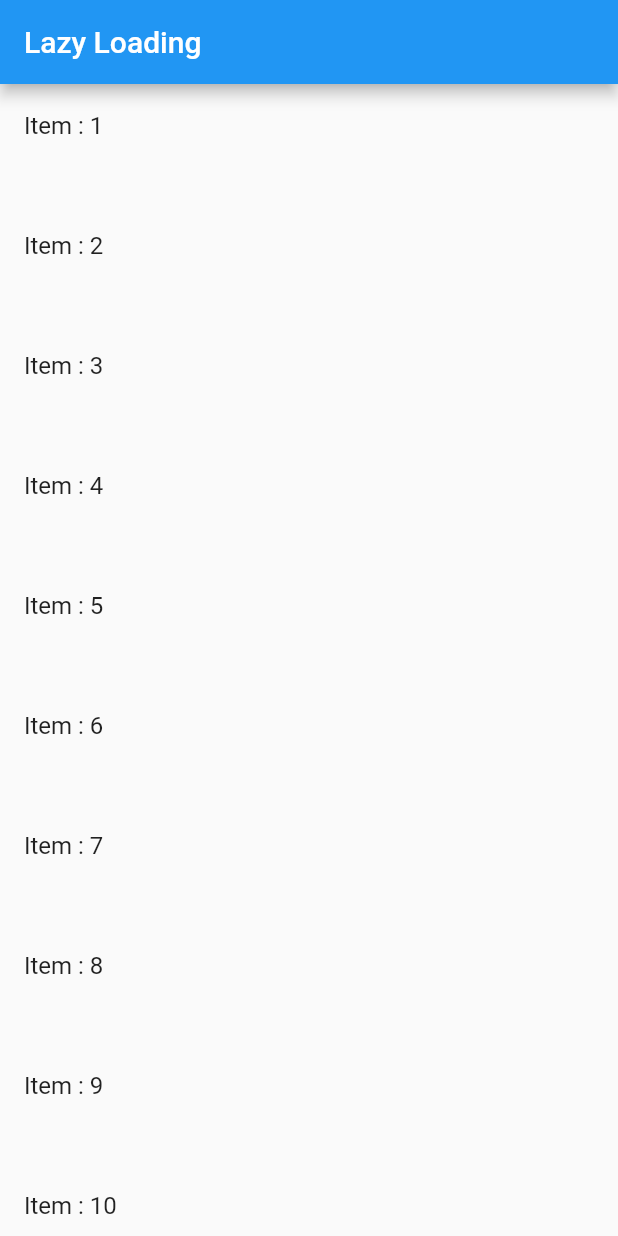
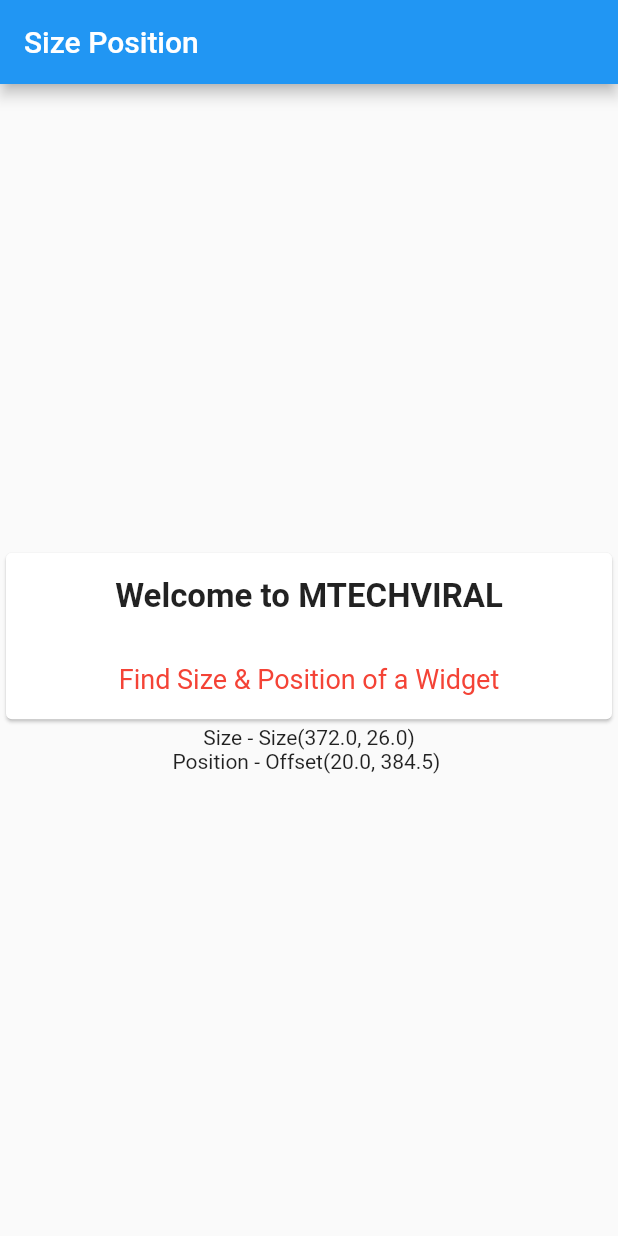
Before and after one commit to iampawan/FlutterUtilsCollection, a Flutter app: the screen it shows after launch, on a phone screen of 412 x 824 dp. Run offline on Flutter 3.47's test engine with Material 2 defaults, Android fonts, the light colour scheme and no system bars.

Commit message:
Get Size & pos of widget

```diff
--- a/lib/main.dart
+++ b/lib/main.dart
@@ -1,6 +1,5 @@
 import 'package:flutter/material.dart';
-
-import 'lazy_loading_page.dart';
+import 'package:flutterutils/size_page.dart';
 
 void main() => runApp(MyApp());
 
@@ -13,7 +12,7 @@
       theme: ThemeData(
         primarySwatch: Colors.blue,
       ),
-      home: LazyLoadingPage(),
+      home: SizePositionPage(),
     );
   }
 }
--- /dev/null
+++ b/lib/size_page.dart
@@ -0,0 +1,67 @@
+import 'package:flutter/material.dart';
+
+class SizePositionPage extends StatefulWidget {
+  @override
+  _SizePositionPageState createState() => _SizePositionPageState();
+}
+
+class _SizePositionPageState extends State<SizePositionPage> {
+  final GlobalKey _cardKey = GlobalKey();
+  Size cardSize;
+  Offset cardPosition;
+
+  @override
+  void initState() {
+    super.initState();
+    WidgetsBinding.instance.addPostFrameCallback((_) => getSizeAndPosition());
+  }
+
+  getSizeAndPosition() {
+    RenderBox _cardBox = _cardKey.currentContext.findRenderObject();
+    cardSize = _cardBox.size;
+    cardPosition = _cardBox.localToGlobal(Offset.zero);
+    print(cardSize);
+    print(cardPosition);
+    setState(() {});
+  }
+
+  @override
+  Widget build(BuildContext context) {
+    return Scaffold(
+      appBar: AppBar(
+        title: Text("Size Position"),
+      ),
+      body: Column(
+        mainAxisAlignment: MainAxisAlignment.center,
+        children: <Widget>[
+          Card(
+            child: Column(
+              crossAxisAlignment: CrossAxisAlignment.stretch,
+              children: <Widget>[
+                Padding(
+                  padding: const EdgeInsets.all(16.0),
+                  child: Text(
+                    "Welcome to MTECHVIRAL",
+                    key: _cardKey,
+                    textAlign: TextAlign.center,
+                    style: TextStyle(fontSize: 22, fontWeight: FontWeight.bold),
+                  ),
+                ),
+                Padding(
+                  padding: const EdgeInsets.all(16.0),
+                  child: Text(
+                    "Find Size & Position of a Widget",
+                    textAlign: TextAlign.center,
+                    style: TextStyle(fontSize: 18, color: Colors.red),
+                  ),
+                ),
+              ],
+            ),
+          ),
+          Text("Size - $cardSize"),
+          Text("Position - $cardPosition "),
+        ],
+      ),
+    );
+  }
+}
```
Also changed, not shown: 3 other files.
